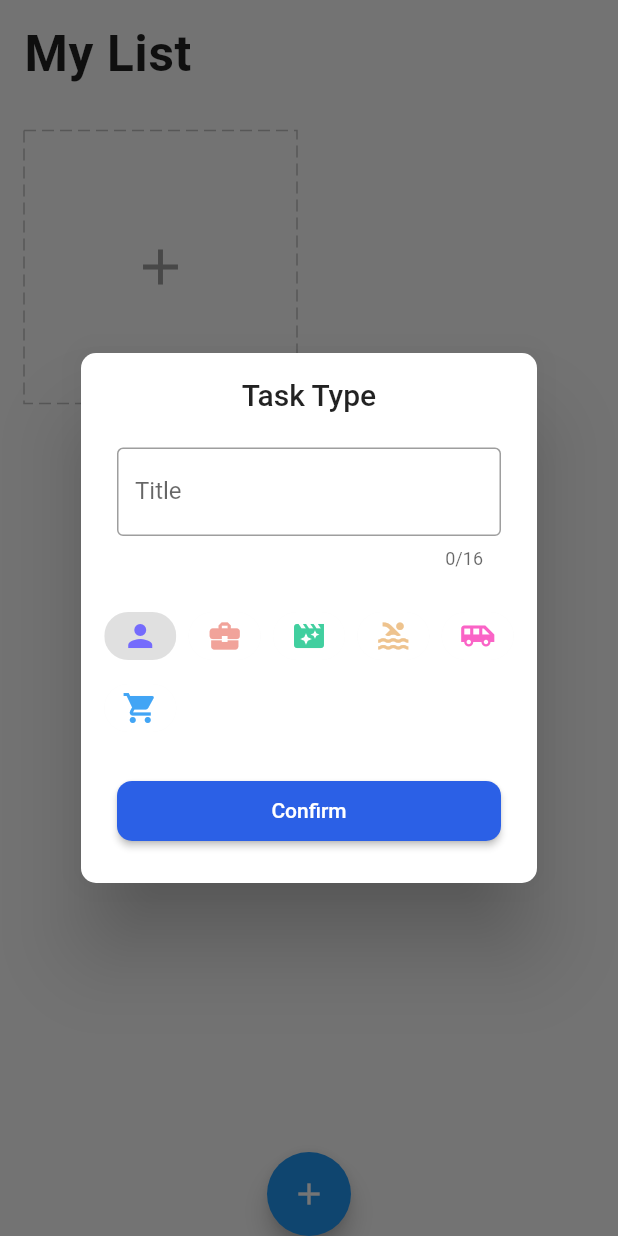
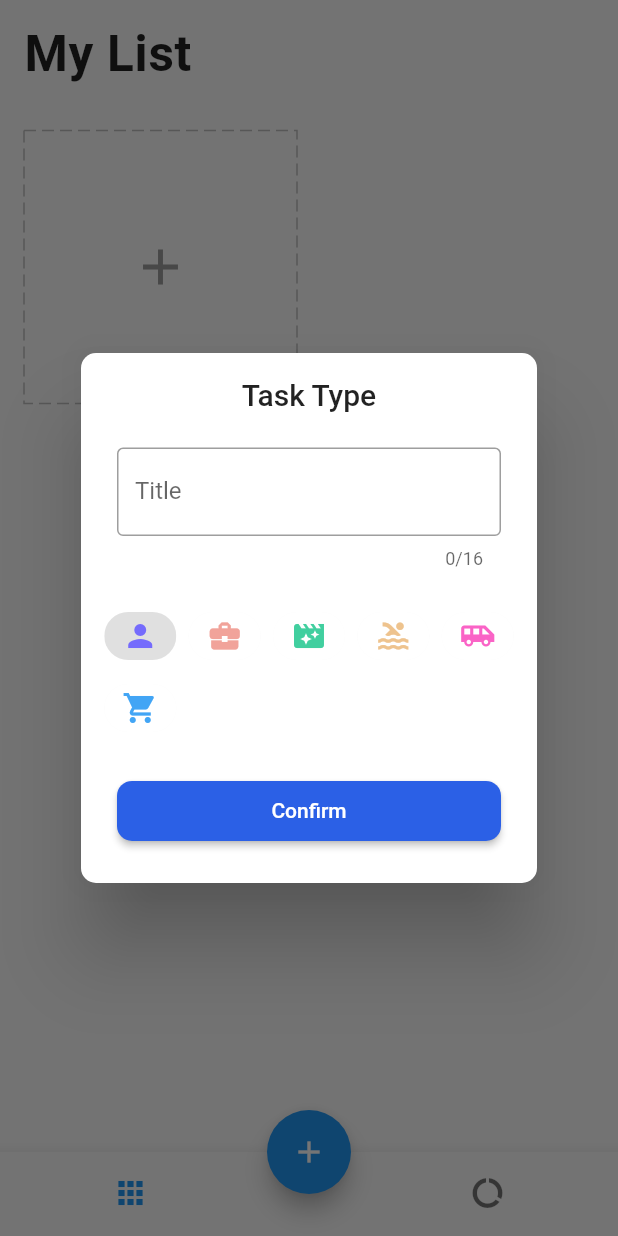
Before and after one commit to vietdhfpt/flutter_todo, a Flutter app: the screen it shows after launch, after a tap on the "add" icon, on a phone screen of 412 x 824 dp. Run offline on Flutter 3.47's test engine with Material 2 defaults, Android fonts, the phone set to English and light mode, and no system bars; drawn by our look-alikes of dotted_border; our stand-ins replace equatable, flutter_easyloading, get, get_storage, step_progress_indicator.

Commit message:
- [f] Add report screen

```diff
--- a/todo/lib/core/utils/text_styles.dart
+++ b/todo/lib/core/utils/text_styles.dart
@@ -15,6 +15,10 @@ TextStyle titleNormalStyle = TextStyle(
   fontSize: 20.0.sp,
 );
 
+TextStyle reportStyle = TextStyle(
+  fontSize: 13.0.sp,
+);
+
 TextStyle buttonStyle = TextStyle(
   fontSize: 13.0.sp,
 );
--- a/todo/lib/modules/detail/view.dart
+++ b/todo/lib/modules/detail/view.dart
@@ -131,7 +131,6 @@ class DetailPage extends StatelessWidget {
   }
 
   Widget _buildInput() {
-    return Obx(() {
     return Padding(
       padding: const EdgeInsets.symmetric(
         horizontal: kDefaultPadding * 2,
@@ -178,6 +177,5 @@ class DetailPage extends StatelessWidget {
         },
       ),
     );
-    });
   }
 }
--- a/todo/lib/modules/home/controller.dart
+++ b/todo/lib/modules/home/controller.dart
@@ -11,6 +11,7 @@ class HomeController extends GetxController {
 
   final editController = TextEditingController();
   final formKey = GlobalKey<FormState>();
+  final tabIndex = 0.obs;
   final chipIndex = 0.obs;
   final _isDeleting = false.obs;
   bool get isDeleting => _isDeleting.value;
@@ -32,6 +33,10 @@ class HomeController extends GetxController {
   void onClose() {
     editController.dispose();
     super.onClose();
+  }
+
+  void changeTabIndex(int value) {
+    tabIndex(value);
   }
 
   void changeChipIndex(int value) {
@@ -153,4 +158,29 @@ class HomeController extends GetxController {
     }
     return res;
   }
+
+  int getTotalTask() {
+    var res = 0;
+    for (int i = 0; i < tasks.length; i++) {
+      if (tasks[i].todos != null) {
+        res += tasks[i].todos!.length;
+      }
+    }
+    return res;
+  }
+
+  int getTotalDoneTask() {
+    var res = 0;
+    for (int i = 0; i < tasks.length; i++) {
+      if (tasks[i].todos != null) {
+        for (int j = 0; j < tasks[i].todos!.length; j++) {
+          if (tasks[i].todos![j]['done']) {
+            res += 1;
+          }
+        }
+      }
+    }
+
+    return res;
+  }
 }
--- a/todo/lib/modules/home/view.dart
+++ b/todo/lib/modules/home/view.dart
@@ -5,6 +5,7 @@ import '../../core/utils/text_styles.dart';
 import '../../core/values/constants.dart';
 import '../../data/models/task.dart';
 import '../../widgets/easy_loading_manager.dart';
+import '../report/view.dart';
 import 'controller.dart';
 import 'widgets/add_card.dart';
 import 'widgets/add_dialog.dart';
@@ -34,7 +35,10 @@ class HomePage extends GetView<HomeController> {
   Widget build(BuildContext context) {
     return Scaffold(
       body: Obx(() {
-        return Stack(
+        return IndexedStack(
+          index: controller.tabIndex.value,
+          children: [
+            Stack(
               children: [
                 SafeArea(
                   child: ListView(
@@ -46,11 +50,42 @@ class HomePage extends GetView<HomeController> {
                 ),
                 if (controller.isDeleting) _buildOpacity(),
               ],
+            ),
+            ReportPage(),
+          ],
         );
       }),
       floatingActionButtonLocation: FloatingActionButtonLocation.centerDocked,
       floatingActionButton: _buildDeleteButton(),
+      bottomNavigationBar: _buildBottomNavBar(),
     );
+  }
+
+  Widget _buildBottomNavBar() {
+    return Obx(() {
+      return BottomNavigationBar(
+        onTap: (value) => controller.changeTabIndex(value),
+        currentIndex: controller.tabIndex.value,
+        showSelectedLabels: false,
+        showUnselectedLabels: false,
+        items: const [
+          BottomNavigationBarItem(
+            icon: Padding(
+              padding: EdgeInsets.only(right: kDefaultPadding * 2),
+              child: Icon(Icons.apps),
+            ),
+            label: 'Home',
+          ),
+          BottomNavigationBarItem(
+            icon: Padding(
+              padding: EdgeInsets.only(left: kDefaultPadding * 2),
+              child: Icon(Icons.data_usage),
+            ),
+            label: 'Report',
+          ),
+        ],
+      );
+    });
   }
 
   Widget _buildTitle() {
--- /dev/null
+++ b/todo/lib/modules/report/view.dart
@@ -0,0 +1,181 @@
+import 'package:flutter/material.dart';
+import 'package:get/get.dart';
+import 'package:intl/intl.dart';
+import 'package:step_progress_indicator/step_progress_indicator.dart';
+
+import '../../core/utils/extensions.dart';
+import '../../core/utils/text_styles.dart';
+import '../../core/values/colors.dart';
+import '../../core/values/constants.dart';
+import '../home/controller.dart';
+
+class ReportPage extends StatelessWidget {
+  final _controller = Get.find<HomeController>();
+  ReportPage({Key? key}) : super(key: key);
+
+  @override
+  Widget build(BuildContext context) {
+    return Scaffold(
+      body: SafeArea(
+        child: Obx(() {
+          var createdTasks = _controller.getTotalTask();
+          var completedTasks = _controller.getTotalDoneTask();
+          var liveTasks = createdTasks - completedTasks;
+          var percent =
+              (completedTasks / createdTasks * 100).toStringAsFixed(0);
+
+          return ListView(
+            children: [
+              _buildTitle(),
+              _buildUpdatedTime(),
+              _buildSeperator(),
+              _buildListStatus(liveTasks, completedTasks, createdTasks),
+              SizedBox(height: 8.0.wp),
+              _buildCircularProgress(createdTasks, completedTasks, percent),
+            ],
+          );
+        }),
+      ),
+    );
+  }
+
+  Widget _buildTitle() {
+    return Padding(
+      padding: const EdgeInsets.only(
+        top: kDefaultPadding,
+        left: kDefaultPadding,
+        right: kDefaultPadding,
+      ),
+      child: Text('My Report', style: titleBigStyle),
+    );
+  }
+
+  Widget _buildUpdatedTime() {
+    return Padding(
+      padding: const EdgeInsets.all(kDefaultPadding),
+      child: Text(
+        DateFormat.yMMMMd().add_Hm().format(DateTime.now()),
+        style: normalStyle.copyWith(color: Colors.grey),
+      ),
+    );
+  }
+
+  Widget _buildSeperator() {
+    return const Padding(
+      padding: EdgeInsets.symmetric(horizontal: kDefaultPadding),
+      child: Divider(thickness: 2),
+    );
+  }
+
+  Widget _buildListStatus(int liveTasks, int completedTasks, int createdTasks) {
+    return Padding(
+      padding: EdgeInsets.symmetric(
+        vertical: 3.0.wp,
+        horizontal: 5.0.wp,
+      ),
+      child: Row(
+        mainAxisAlignment: MainAxisAlignment.spaceBetween,
+        children: [
+          _buildStatus(
+            Colors.green,
+            liveTasks,
+            'Live Tasks',
+          ),
+          _buildStatus(
+            Colors.orange,
+            completedTasks,
+            'Completed',
+          ),
+          _buildStatus(
+            Colors.blue,
+            createdTasks,
+            'Created',
+          ),
+        ],
+      ),
+    );
+  }
+
+  Widget _buildStatus(Color color, int number, String title) {
+    return Row(
+      crossAxisAlignment: CrossAxisAlignment.start,
+      children: [
+        Column(
+          children: [
+            SizedBox(height: 1.0.hp),
+            Container(
+              height: 3.0.wp,
+              width: 3.0.wp,
+              decoration: BoxDecoration(
+                shape: BoxShape.circle,
+                border: Border.all(width: 0.5.wp, color: color),
+              ),
+            ),
+          ],
+        ),
+        SizedBox(width: 3.0.wp),
+        Column(
+          crossAxisAlignment: CrossAxisAlignment.start,
+          children: [
+            Text(
+              '$number',
+              style: TextStyle(
+                fontWeight: FontWeight.bold,
+                fontSize: 16.0.sp,
+              ),
+            ),
+            SizedBox(height: 2.0.wp),
+            Text(
+              title,
+              style: TextStyle(fontSize: 12.0.sp, color: Colors.grey),
+            ),
+          ],
+        ),
+      ],
+    );
+  }
+
+  Widget _buildCircularProgress(
+    int createdTasks,
+    int completedTasks,
+    String percent,
+  ) {
+    return UnconstrainedBox(
+      child: SizedBox(
+        width: 70.0.wp,
+        height: 70.0.wp,
+        child: CircularStepProgressIndicator(
+          totalSteps: createdTasks == 0 ? 1 : createdTasks,
+          currentStep: completedTasks,
+          stepSize: 20,
+          selectedColor: green,
+          unselectedColor: Colors.grey[200],
+          padding: 0,
+          width: 150,
+          height: 150,
+          selectedStepSize: 22,
+          roundedCap: (p0, p1) {
+            return true;
+          },
+          child: Column(
+            mainAxisAlignment: MainAxisAlignment.center,
+            children: [
+              Text(
+                '${createdTasks == 0 ? 0 : percent}%',
+                style: titleBigStyle,
+              ),
+              const SizedBox(height: kDefaultPadding / 3),
+              const Text(
+                'Efficiency',
+                style: TextStyle(
+                  color: Colors.grey,
+                  fontWeight: FontWeight.bold,
+                ),
+              )
+            ],
+          ),
+        ),
+      ),
+    );
+  }
+}
--- a/todo/pubspec.yaml
+++ b/todo/pubspec.yaml
@@ -18,6 +18,7 @@ dependencies:
   dotted_border: 2.0.0+2
   step_progress_indicator: 1.0.2
   keyboard_dismisser: 2.0.0
+  intl: 0.17.0
 
 dev_dependencies:
   flutter_test:
```
Lines whose indentation alone changed are shown as unchanged.
